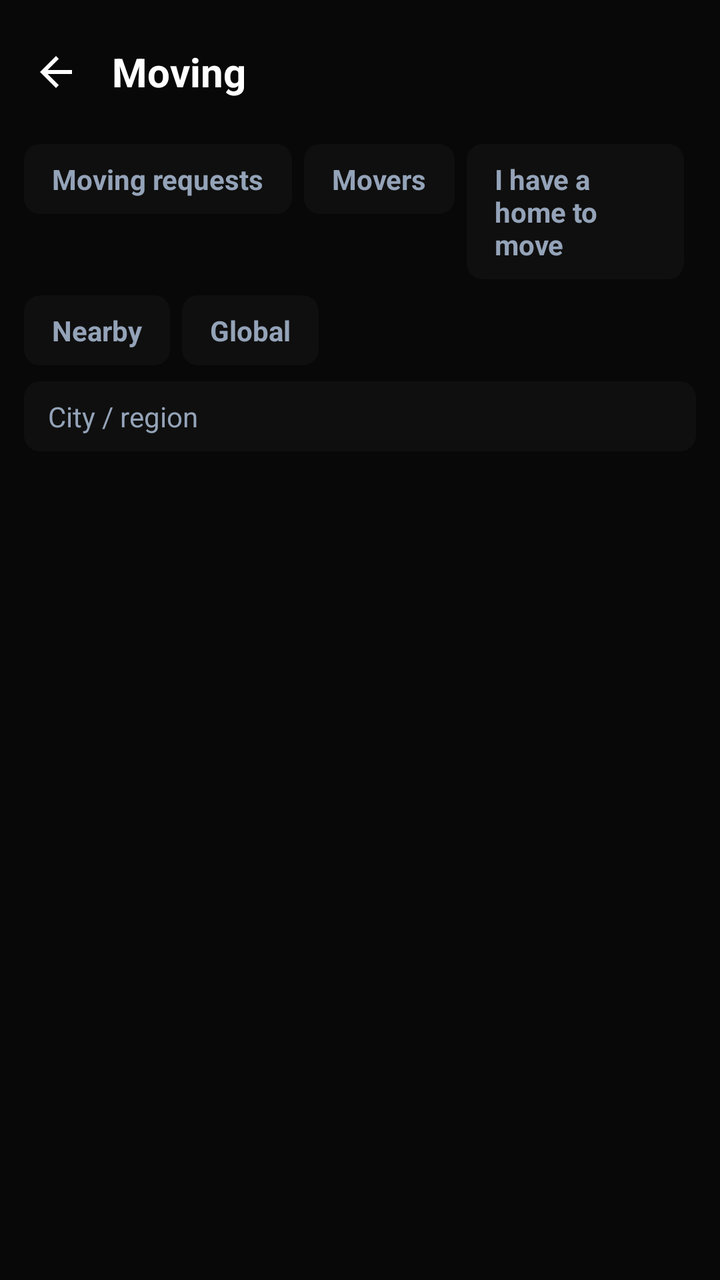
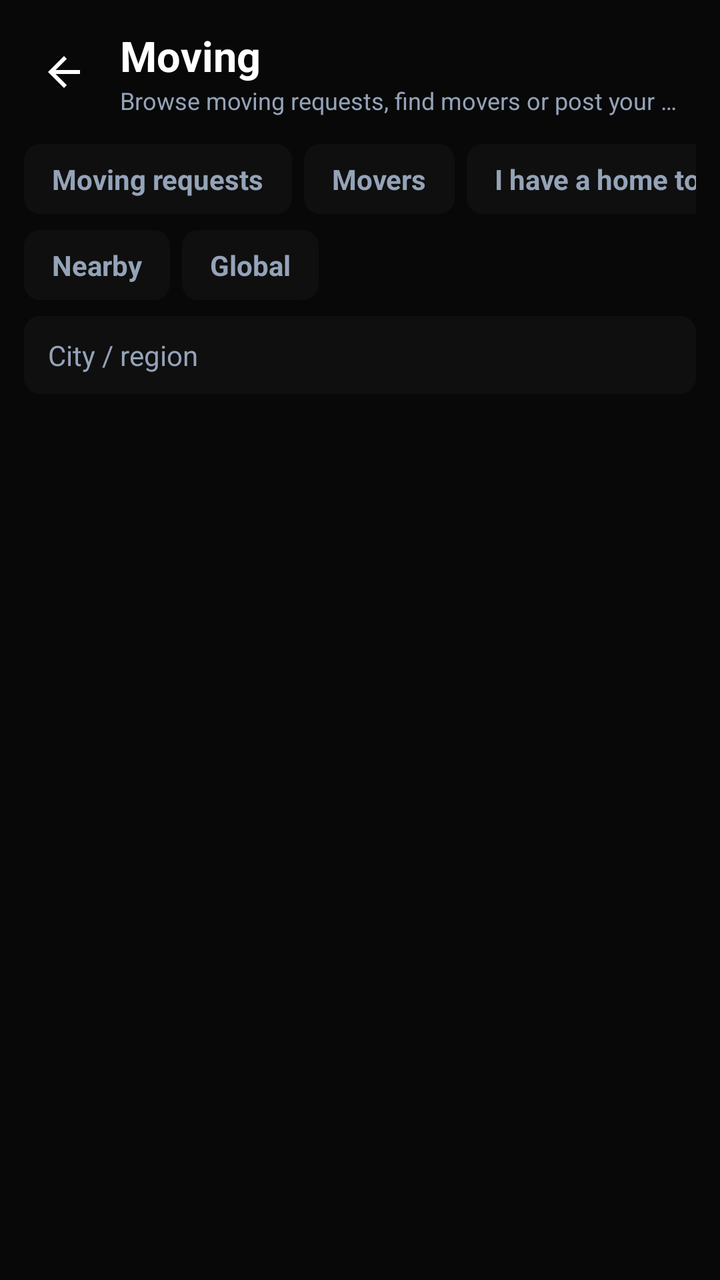

Two renders of the same Android screen: before a commit and after it. Below are the layout's source before the change and the commit's diff.
<!-- AndroidManifest.xml: application theme Theme.Loadly -->
<!-- res/layout/activity_moving.xml -->
<?xml version="1.0" encoding="utf-8"?>
<LinearLayout
    xmlns:android="http://schemas.android.com/apk/res/android"
    xmlns:app="http://schemas.android.com/apk/res-auto"
    android:layout_width="match_parent"
    android:layout_height="match_parent"
    android:orientation="vertical">

    <LinearLayout
        android:layout_width="match_parent"
        android:layout_height="wrap_content"
        android:gravity="center_vertical"
        android:orientation="horizontal"
        android:paddingHorizontal="4dp"
        android:paddingVertical="12dp">

        <ImageButton
            android:id="@+id/backButton"
            android:layout_width="48dp"
            android:layout_height="48dp"
            android:background="?attr/selectableItemBackgroundBorderless"
            android:contentDescription="@string/back"
            android:src="@drawable/ic_back"
            app:tint="@color/white" />

        <TextView
            android:layout_width="0dp"
            android:layout_height="wrap_content"
            android:layout_weight="1"
            android:paddingHorizontal="4dp"
            android:text="@string/moving_title"
            android:textColor="@color/white"
            android:textSize="20sp"
            android:textStyle="bold" />
    </LinearLayout>

    
    <LinearLayout
        android:layout_width="match_parent"
        android:layout_height="wrap_content"
        android:orientation="horizontal"
        android:paddingHorizontal="12dp"
        android:paddingBottom="8dp">

        <TextView
            android:id="@+id/tabRequests"
            style="@style/MovingTab"
            android:text="@string/moving_tab_requests" />

        <TextView
            android:id="@+id/tabMovers"
            style="@style/MovingTab"
            android:text="@string/moving_tab_movers" />

        <TextView
            android:id="@+id/tabPost"
            style="@style/MovingTab"
            android:text="@string/moving_tab_post" />
    </LinearLayout>

    
    <LinearLayout
        android:id="@+id/scopeBar"
        android:layout_width="match_parent"
        android:layout_height="wrap_content"
        android:gravity="center_vertical"
        android:orientation="horizontal"
        android:paddingHorizontal="12dp"
        android:paddingBottom="8dp">

        <TextView
            android:id="@+id/tabNearby"
            style="@style/MovingTab"
            android:text="@string/scope_nearby" />

        <TextView
            android:id="@+id/tabGlobal"
            style="@style/MovingTab"
            android:text="@string/scope_global" />

        <TextView
            android:id="@+id/countryChip"
            android:layout_width="0dp"
            android:layout_height="wrap_content"
            android:layout_weight="1"
            android:ellipsize="end"
            android:gravity="end"
            android:maxLines="1"
            android:padding="8dp"
            android:textColor="@color/primary_accent"
            android:textSize="14sp" />
    </LinearLayout>

    <EditText
        android:id="@+id/cityFilterInput"
        android:layout_width="match_parent"
        android:layout_height="wrap_content"
        android:layout_marginHorizontal="12dp"
        android:layout_marginBottom="8dp"
        android:autofillHints=""
        android:background="@drawable/bg_filter_input"
        android:hint="@string/moving_city_filter_hint"
        android:imeOptions="actionSearch"
        android:inputType="text"
        android:maxLines="1"
        android:paddingHorizontal="12dp"
        android:paddingVertical="8dp"
        android:textColor="@color/white"
        android:textColorHint="@color/text_muted"
        android:textSize="14sp" />

    <FrameLayout
        android:layout_width="match_parent"
        android:layout_height="0dp"
        android:layout_weight="1">

        <androidx.recyclerview.widget.RecyclerView
            android:id="@+id/recyclerView"
            android:layout_width="match_parent"
            android:layout_height="match_parent"
            android:clipToPadding="false"
            android:paddingBottom="16dp" />

        <TextView
            android:id="@+id/emptyText"
            android:layout_width="wrap_content"
            android:layout_height="wrap_content"
            android:layout_gravity="center"
            android:padding="32dp"
            android:textColor="@color/text_muted"
            android:textSize="14sp"
            android:visibility="gone" />

        <ScrollView
            android:id="@+id/formScroll"
            android:layout_width="match_parent"
            android:layout_height="match_parent"
            android:visibility="gone">

            <LinearLayout
                android:layout_width="match_parent"
                android:layout_height="wrap_content"
                android:orientation="vertical"
                android:paddingHorizontal="12dp"
                android:paddingBottom="24dp">

                <TextView
                    android:id="@+id/formOriginCountry"
                    style="@style/MovingField" />

                <EditText
                    android:id="@+id/formOriginCity"
                    style="@style/MovingField"
                    android:hint="@string/moving_origin_city"
                    android:inputType="textCapWords" />

                <TextView
                    android:id="@+id/formDestCountry"
                    style="@style/MovingField" />

                <EditText
                    android:id="@+id/formDestCity"
                    style="@style/MovingField"
                    android:hint="@string/moving_dest_city"
                    android:inputType="textCapWords" />

                <TextView
                    android:id="@+id/formDate"
                    style="@style/MovingField"
                    android:hint="@string/moving_date" />

                <EditText
                    android:id="@+id/formHomeSize"
                    style="@style/MovingField"
                    android:hint="@string/moving_home_size"
                    android:inputType="text" />

                <EditText
                    android:id="@+id/formItems"
                    style="@style/MovingField"
                    android:gravity="top"
                    android:hint="@string/moving_items_note"
                    android:inputType="textMultiLine|textCapSentences"
                    android:minLines="3" />

                <EditText
                    android:id="@+id/formContact"
                    style="@style/MovingField"
                    android:hint="@string/moving_contact_hint"
                    android:inputType="text" />

                <TextView
                    android:layout_width="match_parent"
                    android:layout_height="wrap_content"
                    android:layout_marginTop="8dp"
                    android:text="@string/moving_public_notice"
                    android:textColor="@color/text_muted"
                    android:textSize="12sp" />

                <Button
                    android:id="@+id/formSubmit"
                    android:layout_width="match_parent"
                    android:layout_height="wrap_content"
                    android:layout_marginTop="12dp"
                    android:backgroundTint="@color/primary_accent"
                    android:text="@string/moving_submit"
                    android:textColor="@color/black" />
            </LinearLayout>
        </ScrollView>
    </FrameLayout>
</LinearLayout>
<!-- resources referenced by this layout -->
<resources>
  <color name="black">#000000</color>
  <color name="primary_accent">#FB720A</color>
  <color name="text_muted">#94A3B8</color>
  <color name="white">#FFFFFF</color>
  <!-- drawable bg_filter_input (drawable) -->
  <?xml version="1.0" encoding="utf-8"?>
  <shape xmlns:android="http://schemas.android.com/apk/res/android">
      <solid android:color="@color/surface_dark" />
      <corners android:radius="8dp" />
  </shape>
  <!-- drawable ic_back (drawable) -->
  <?xml version="1.0" encoding="utf-8"?>
  <vector xmlns:android="http://schemas.android.com/apk/res/android"
      android:width="24dp"
      android:height="24dp"
      android:viewportWidth="24"
      android:viewportHeight="24">
      <path
          android:fillColor="#FF000000"
          android:pathData="M20,11H7.83l5.59,-5.59L12,4l-8,8 8,8 1.41,-1.41L7.83,13H20v-2z" />
  </vector>
  <string name="back">Back</string>
  <string name="moving_city_filter_hint">City / region</string>
  <string name="moving_contact_hint">Contact (phone or email)</string>
  <string name="moving_date">Moving date</string>
  <string name="moving_dest_city">Destination city / region</string>
  <string name="moving_home_size">Home size (e.g. number of rooms)</string>
  <string name="moving_items_note">Notes about your items</string>
  <string name="moving_origin_city">Current city / region</string>
  <string name="moving_public_notice">Your contact details are shown to movers who browse requests.</string>
  <string name="moving_submit">Post request</string>
  <string name="moving_tab_movers">Movers</string>
  <string name="moving_tab_post">I have a home to move</string>
  <string name="moving_tab_requests">Moving requests</string>
  <string name="moving_title">Moving</string>
  <string name="scope_global">Global</string>
  <string name="scope_nearby">Nearby</string>
  <style name="MovingField">
          <item name="android:layout_width">match_parent</item>
          <item name="android:layout_height">wrap_content</item>
          <item name="android:layout_marginTop">8dp</item>
          <item name="android:background">@drawable/bg_filter_input</item>
          <item name="android:paddingHorizontal">12dp</item>
          <item name="android:paddingVertical">12dp</item>
          <item name="android:textColor">@color/white</item>
          <item name="android:textColorHint">@color/text_muted</item>
          <item name="android:textSize">14sp</item>
      </style>
  <style name="MovingTab">
          <item name="android:layout_width">wrap_content</item>
          <item name="android:layout_height">wrap_content</item>
          <item name="android:layout_marginEnd">6dp</item>
          <item name="android:background">@drawable/bg_filter_input</item>
          <item name="android:paddingHorizontal">14dp</item>
          <item name="android:paddingVertical">8dp</item>
          <item name="android:textColor">@color/text_muted</item>
          <item name="android:textSize">14sp</item>
          <item name="android:textStyle">bold</item>
      </style>
  <style name="Theme.Loadly" parent="Theme.MaterialComponents.DayNight.NoActionBar">
          
          <item name="colorPrimary">@color/primary_accent</item>
          <item name="colorPrimaryVariant">@color/primary_accent_dark</item>
          <item name="colorOnPrimary">@color/black</item>
          
          <item name="colorSecondary">@color/primary_accent</item>
          <item name="colorSecondaryVariant">@color/primary_accent_dark</item>
          <item name="colorOnSecondary">@color/black</item>
          
          <item name="android:statusBarColor">@color/background_dark</item>
          
          <item name="android:windowBackground">@color/background_dark</item>
      </style>
  <color name="surface_dark">#0F0F0F</color>
  <color name="primary_accent_dark">#D45F08</color>
  <color name="background_dark">#080808</color>
</resources>

<!-- the commit's change to res/layout/activity_moving.xml (unified diff, before → after) -->
@@ -6,12 +6,13 @@
     android:layout_height="match_parent"
     android:orientation="vertical">
 
+    
     <LinearLayout
         android:layout_width="match_parent"
         android:layout_height="wrap_content"
         android:gravity="center_vertical"
         android:orientation="horizontal"
-        android:paddingHorizontal="4dp"
+        android:paddingHorizontal="8dp"
         android:paddingVertical="12dp">
 
         <ImageButton
@@ -23,40 +24,61 @@
             android:src="@drawable/ic_back"
             app:tint="@color/white" />
 
-        <TextView
+        <LinearLayout
             android:layout_width="0dp"
             android:layout_height="wrap_content"
             android:layout_weight="1"
-            android:paddingHorizontal="4dp"
-            android:text="@string/moving_title"
-            android:textColor="@color/white"
-            android:textSize="20sp"
-            android:textStyle="bold" />
+            android:orientation="vertical"
+            android:paddingHorizontal="4dp">
+
+            <TextView
+                android:layout_width="wrap_content"
+                android:layout_height="wrap_content"
+                android:text="@string/moving_title"
+                android:textColor="@color/white"
+                android:textSize="21sp"
+                android:textStyle="bold" />
+
+            <TextView
+                android:layout_width="wrap_content"
+                android:layout_height="wrap_content"
+                android:ellipsize="end"
+                android:maxLines="1"
+                android:text="@string/moving_banner_subtitle"
+                android:textColor="@color/text_muted"
+                android:textSize="12sp" />
+        </LinearLayout>
     </LinearLayout>
 
     
-    <LinearLayout
-        android:layout_width="match_parent"
-        android:layout_height="wrap_content"
-        android:orientation="horizontal"
+    <HorizontalScrollView
+        android:layout_width="match_parent"
+        android:layout_height="wrap_content"
+        android:scrollbars="none"
         android:paddingHorizontal="12dp"
         android:paddingBottom="8dp">
 
-        <TextView
-            android:id="@+id/tabRequests"
-            style="@style/MovingTab"
-            android:text="@string/moving_tab_requests" />
-
-        <TextView
-            android:id="@+id/tabMovers"
-            style="@style/MovingTab"
-            android:text="@string/moving_tab_movers" />
-
-        <TextView
-            android:id="@+id/tabPost"
-            style="@style/MovingTab"
-            android:text="@string/moving_tab_post" />
-    </LinearLayout>
+        <LinearLayout
+            android:layout_width="wrap_content"
+            android:layout_height="wrap_content"
+            android:orientation="horizontal">
+
+            <TextView
+                android:id="@+id/tabRequests"
+                style="@style/MovingTab"
+                android:text="@string/moving_tab_requests" />
+
+            <TextView
+                android:id="@+id/tabMovers"
+                style="@style/MovingTab"
+                android:text="@string/moving_tab_movers" />
+
+            <TextView
+                android:id="@+id/tabPost"
+                style="@style/MovingTab"
+                android:text="@string/moving_tab_post" />
+        </LinearLayout>
+    </HorizontalScrollView>
 
     
     <LinearLayout
@@ -88,7 +110,8 @@
             android:maxLines="1"
             android:padding="8dp"
             android:textColor="@color/primary_accent"
-            android:textSize="14sp" />
+            android:textSize="14sp"
+            android:textStyle="bold" />
     </LinearLayout>
 
     <EditText
@@ -104,7 +127,7 @@
         android:inputType="text"
         android:maxLines="1"
         android:paddingHorizontal="12dp"
-        android:paddingVertical="8dp"
+        android:paddingVertical="10dp"
         android:textColor="@color/white"
         android:textColorHint="@color/text_muted"
         android:textSize="14sp" />
@@ -121,15 +144,35 @@
             android:clipToPadding="false"
             android:paddingBottom="16dp" />
 
-        <TextView
-            android:id="@+id/emptyText"
-            android:layout_width="wrap_content"
+        <LinearLayout
+            android:id="@+id/emptyContainer"
+            android:layout_width="match_parent"
             android:layout_height="wrap_content"
             android:layout_gravity="center"
+            android:gravity="center"
+            android:orientation="vertical"
             android:padding="32dp"
-            android:textColor="@color/text_muted"
-            android:textSize="14sp"
-            android:visibility="gone" />
+            android:visibility="gone">
+
+            <TextView
+                android:id="@+id/emptyText"
+                android:layout_width="wrap_content"
+                android:layout_height="wrap_content"
+                android:gravity="center"
+                android:textColor="@color/text_muted"
+                android:textSize="14sp" />
+
+            <Button
+                android:id="@+id/emptyActionButton"
+                android:layout_width="wrap_content"
+                android:layout_height="wrap_content"
+                android:layout_marginTop="14dp"
+                android:backgroundTint="@color/primary_accent"
+                android:text="@string/moving_tab_post"
+                android:textAllCaps="false"
+                android:textColor="@color/black"
+                android:textStyle="bold" />
+        </LinearLayout>
 
         <ScrollView
             android:id="@+id/formScroll"
@@ -141,8 +184,18 @@
                 android:layout_width="match_parent"
                 android:layout_height="wrap_content"
                 android:orientation="vertical"
-                android:paddingHorizontal="12dp"
-                android:paddingBottom="24dp">
+                android:paddingHorizontal="16dp"
+                android:paddingBottom="28dp">
+
+                <TextView
+                    android:layout_width="match_parent"
+                    android:layout_height="wrap_content"
+                    android:layout_marginTop="4dp"
+                    android:layout_marginBottom="4dp"
+                    android:text="@string/moving_form_header"
+                    android:textColor="@color/white"
+                    android:textSize="16sp"
+                    android:textStyle="bold" />
 
                 <TextView
                     android:id="@+id/formOriginCountry"
@@ -192,7 +245,7 @@
                 <TextView
                     android:layout_width="match_parent"
                     android:layout_height="wrap_content"
-                    android:layout_marginTop="8dp"
+                    android:layout_marginTop="10dp"
                     android:text="@string/moving_public_notice"
                     android:textColor="@color/text_muted"
                     android:textSize="12sp" />
@@ -200,11 +253,13 @@
                 <Button
                     android:id="@+id/formSubmit"
                     android:layout_width="match_parent"
-                    android:layout_height="wrap_content"
-                    android:layout_marginTop="12dp"
+                    android:layout_height="50dp"
+                    android:layout_marginTop="14dp"
                     android:backgroundTint="@color/primary_accent"
                     android:text="@string/moving_submit"
-                    android:textColor="@color/black" />
+                    android:textAllCaps="false"
+                    android:textColor="@color/black"
+                    android:textStyle="bold" />
             </LinearLayout>
         </ScrollView>
     </FrameLayout>
<!-- resource entries referenced after the edit -->
@@ -22,10 +22,12 @@
           android:pathData="M20,11H7.83l5.59,-5.59L12,4l-8,8 8,8 1.41,-1.41L7.83,13H20v-2z" />
   </vector>
   <string name="back">Back</string>
+  <string name="moving_banner_subtitle">Browse moving requests, find movers or post your move</string>
   <string name="moving_city_filter_hint">City / region</string>
   <string name="moving_contact_hint">Contact (phone or email)</string>
   <string name="moving_date">Moving date</string>
   <string name="moving_dest_city">Destination city / region</string>
+  <string name="moving_form_header">Post a Home / Office Moving Request</string>
   <string name="moving_home_size">Home size (e.g. number of rooms)</string>
   <string name="moving_items_note">Notes about your items</string>
   <string name="moving_origin_city">Current city / region</string>
